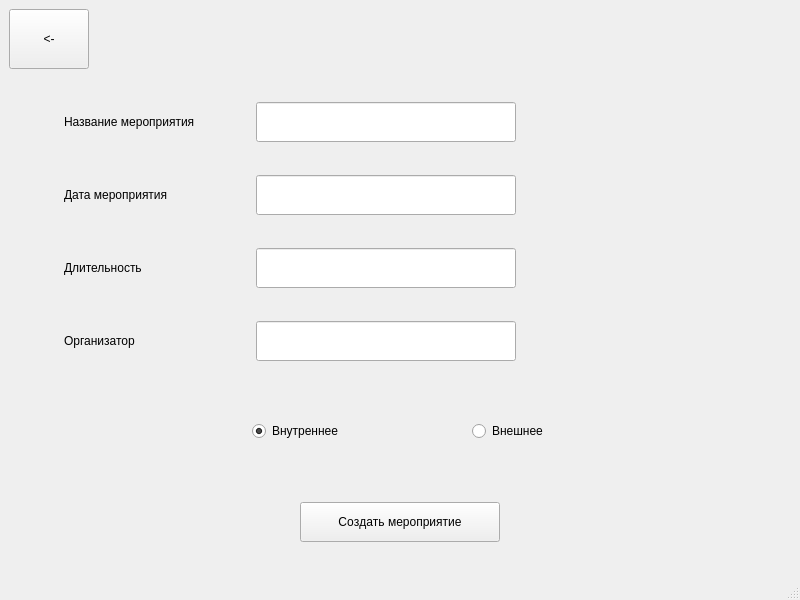
The window that qt/create_event.ui (andrei-229/valanter_app) describes before a commit, drawn with Qt 5.
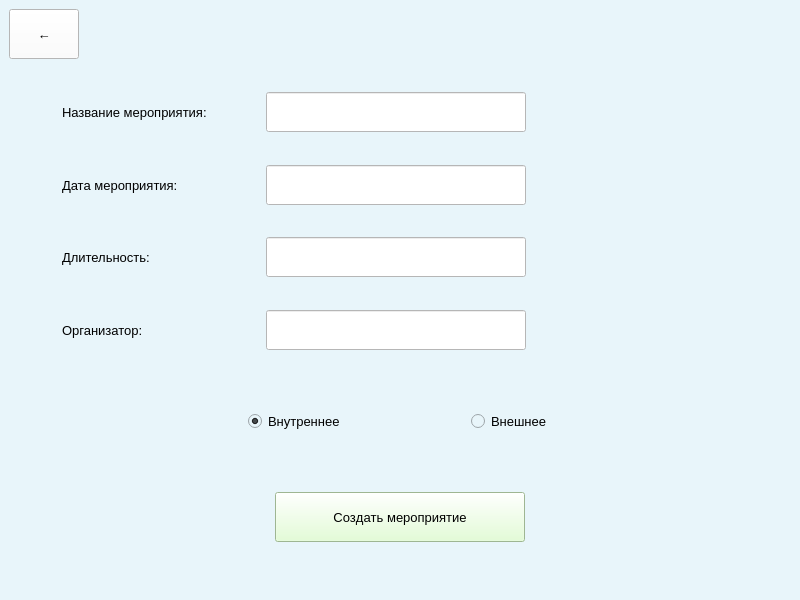
The same window after the commit.

Patch:
```diff
--- a/qt/create_event.ui
+++ b/qt/create_event.ui
@@ -10,9 +10,24 @@
     <height>600</height>
    </rect>
   </property>
+  <property name="minimumSize">
+   <size>
+    <width>800</width>
+    <height>600</height>
+   </size>
+  </property>
+  <property name="maximumSize">
+   <size>
+    <width>800</width>
+    <height>600</height>
+   </size>
+  </property>
   <property name="windowTitle">
    <string>MainWindow</string>
   </property>
+  <property name="styleSheet">
+   <string notr="true">background-color: rgb(232, 245, 250);</string>
+  </property>
   <widget class="QWidget" name="centralwidget">
    <layout class="QVBoxLayout" name="verticalLayout">
     <item>
@@ -21,12 +36,26 @@
        <widget class="QPushButton" name="back_but">
         <property name="minimumSize">
          <size>
-          <width>60</width>
-          <height>60</height>
+          <width>70</width>
+          <height>50</height>
          </size>
         </property>
+        <property name="maximumSize">
+         <size>
+          <width>70</width>
+          <height>50</height>
+         </size>
+        </property>
+        <property name="font">
+         <font>
+          <pointsize>10</pointsize>
+         </font>
+        </property>
+        <property name="styleSheet">
+         <string notr="true">background-color: rgb(255, 255, 255);</string>
+        </property>
         <property name="text">
-         <string>&lt;-</string>
+         <string>←</string>
         </property>
        </widget>
       </item>
@@ -80,7 +109,7 @@
         </property>
         <property name="sizeHint" stdset="0">
          <size>
-          <width>40</width>
+          <width>30</width>
           <height>20</height>
          </size>
         </property>
@@ -140,15 +169,25 @@
       </item>
       <item row="6" column="1">
        <widget class="QLabel" name="label_4">
+        <property name="font">
+         <font>
+          <pointsize>10</pointsize>
+         </font>
+        </property>
         <property name="text">
-         <string>Организатор</string>
+         <string>Организатор:</string>
         </property>
        </widget>
       </item>
       <item row="0" column="1">
        <widget class="QLabel" name="label">
+        <property name="font">
+         <font>
+          <pointsize>10</pointsize>
+         </font>
+        </property>
         <property name="text">
-         <string>Название мероприятия</string>
+         <string>Название мероприятия:</string>
         </property>
        </widget>
       </item>
@@ -172,7 +211,7 @@
         </property>
         <property name="sizeHint" stdset="0">
          <size>
-          <width>40</width>
+          <width>35</width>
           <height>20</height>
          </size>
         </property>
@@ -186,12 +225,20 @@
           <height>40</height>
          </size>
         </property>
+        <property name="styleSheet">
+         <string notr="true">background-color: rgb(255, 255, 255);</string>
+        </property>
        </widget>
       </item>
       <item row="2" column="1">
        <widget class="QLabel" name="label_2">
+        <property name="font">
+         <font>
+          <pointsize>10</pointsize>
+         </font>
+        </property>
         <property name="text">
-         <string>Дата мероприятия</string>
+         <string>Дата мероприятия:</string>
         </property>
        </widget>
       </item>
@@ -210,8 +257,13 @@
       </item>
       <item row="4" column="1">
        <widget class="QLabel" name="label_3">
+        <property name="font">
+         <font>
+          <pointsize>10</pointsize>
+         </font>
+        </property>
         <property name="text">
-         <string>Длительность</string>
+         <string>Длительность:</string>
         </property>
        </widget>
       </item>
@@ -236,6 +288,9 @@
           <height>40</height>
          </size>
         </property>
+        <property name="styleSheet">
+         <string notr="true">background-color: rgb(255, 255, 255);</string>
+        </property>
        </widget>
       </item>
       <item row="0" column="3">
@@ -246,6 +301,9 @@
           <height>40</height>
          </size>
         </property>
+        <property name="styleSheet">
+         <string notr="true">background-color: rgb(255, 255, 255);</string>
+        </property>
        </widget>
       </item>
       <item row="7" column="3">
@@ -269,6 +327,9 @@
           <height>40</height>
          </size>
         </property>
+        <property name="styleSheet">
+         <string notr="true">background-color: rgb(255, 255, 255);</string>
+        </property>
        </widget>
       </item>
      </layout>
@@ -290,6 +351,11 @@
       </item>
       <item row="1" column="2">
        <widget class="QRadioButton" name="vnut_radio">
+        <property name="font">
+         <font>
+          <pointsize>10</pointsize>
+         </font>
+        </property>
         <property name="text">
          <string>Внутреннее</string>
         </property>
@@ -352,6 +418,11 @@
       </item>
       <item row="1" column="4">
        <widget class="QRadioButton" name="vnesh_radio">
+        <property name="font">
+         <font>
+          <pointsize>10</pointsize>
+         </font>
+        </property>
         <property name="text">
          <string>Внешнее</string>
         </property>
@@ -417,24 +488,28 @@
        <widget class="QPushButton" name="but_create">
         <property name="minimumSize">
          <size>
-          <width>200</width>
-          <height>40</height>
+          <width>250</width>
+          <height>50</height>
          </size>
         </property>
         <property name="maximumSize">
          <size>
-          <width>350</width>
-          <height>16777215</height>
+          <width>250</width>
+          <height>50</height>
          </size>
         </property>
         <property name="font">
          <font>
+          <pointsize>10</pointsize>
           <kerning>false</kerning>
          </font>
         </property>
         <property name="toolTip">
          <string>&lt;html&gt;&lt;head/&gt;&lt;body&gt;&lt;p align=&quot;center&quot;&gt;&lt;br/&gt;&lt;/p&gt;&lt;/body&gt;&lt;/html&gt;</string>
         </property>
+        <property name="styleSheet">
+         <string notr="true">background-color: rgb(221, 255, 204);</string>
+        </property>
         <property name="text">
          <string>Создать мероприятие</string>
         </property>
```
Left out of the diff: 2 changed lines with no effect on the pictures.
